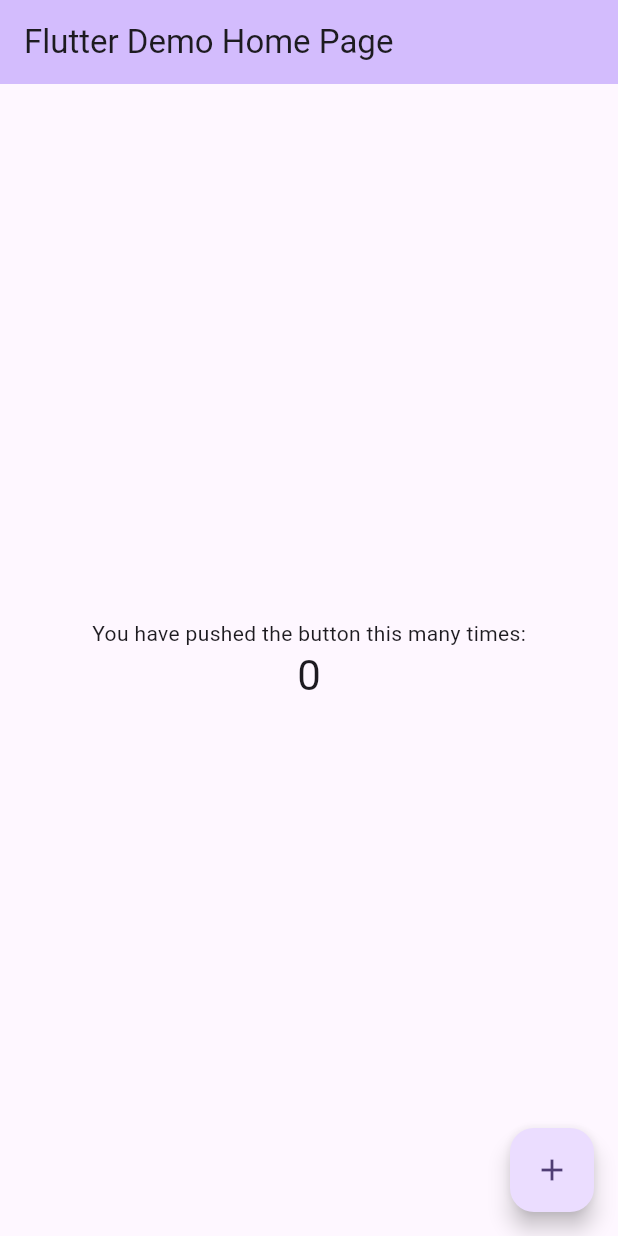
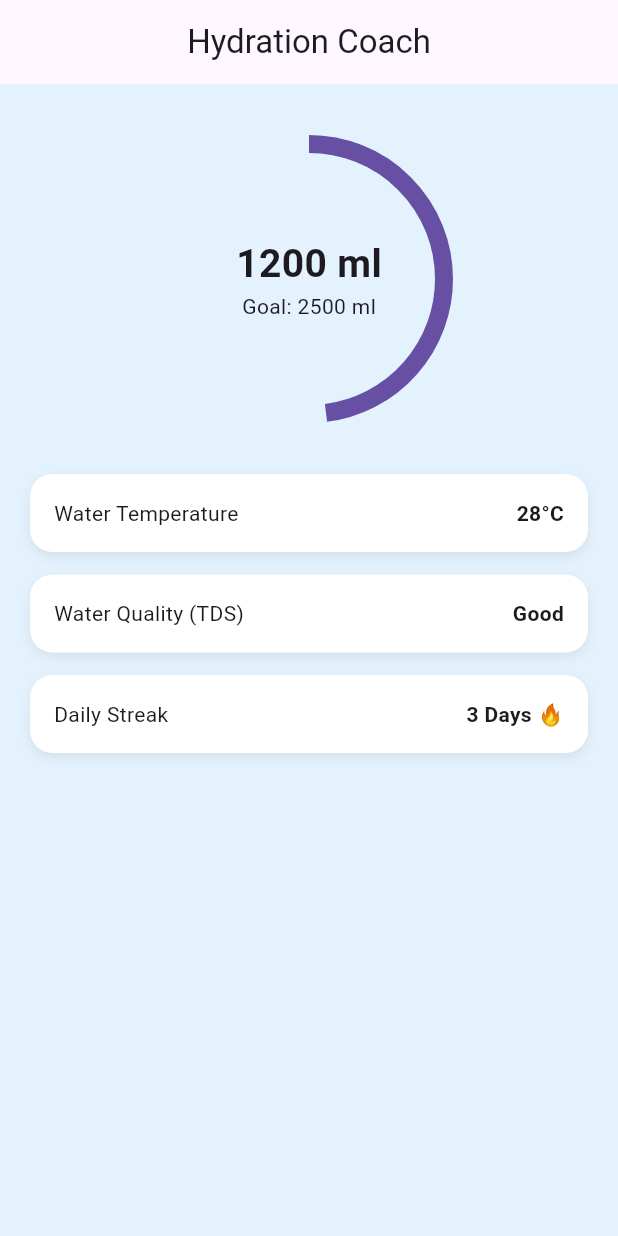
Before and after one commit to inojBhashitha/Smart-Water-Bottle-IoT, a Flutter app: the screen it shows after launch, on a phone screen of 412 x 824 dp. Run offline on Flutter 3.47's test engine with Material 3 defaults, Android fonts, the phone set to English and light mode, and no system bars.

Commit message:
Add hydration progress UI and dashboard cards

```diff
--- a/mobile-app/smart_water_bottle_app/lib/main.dart
+++ b/mobile-app/smart_water_bottle_app/lib/main.dart
@@ -1,125 +1,18 @@
 import 'package:flutter/material.dart';
+import 'screens/home_screen.dart';
 
 void main() {
-  runApp(const MyApp());
+  runApp(const SmartWaterBottleApp());
 }
 
-class MyApp extends StatelessWidget {
-  const MyApp({super.key});
+class SmartWaterBottleApp extends StatelessWidget {
+  const SmartWaterBottleApp({super.key});
 
-  // This widget is the root of your application.
   @override
   Widget build(BuildContext context) {
-    return MaterialApp(
-      title: 'Flutter Demo',
-      theme: ThemeData(
-        // This is the theme of your application.
-        //
-        // TRY THIS: Try running your application with "flutter run". You'll see
-        // the application has a purple toolbar. Then, without quitting the app,
-        // try changing the seedColor in the colorScheme below to Colors.green
-        // and then invoke "hot reload" (save your changes or press the "hot
-        // reload" button in a Flutter-supported IDE, or press "r" if you used
-        // the command line to start the app).
-        //
-        // Notice that the counter didn't reset back to zero; the application
-        // state is not lost during the reload. To reset the state, use hot
-        // restart instead.
-        //
-        // This works for code too, not just values: Most code changes can be
-        // tested with just a hot reload.
-        colorScheme: ColorScheme.fromSeed(seedColor: Colors.deepPurple),
-        useMaterial3: true,
-      ),
-      home: const MyHomePage(title: 'Flutter Demo Home Page'),
+    return const MaterialApp(
+      debugShowCheckedModeBanner: false,
+      home: HomeScreen(),
     );
   }
 }
-
-class MyHomePage extends StatefulWidget {
-  const MyHomePage({super.key, required this.title});
-
-  // This widget is the home page of your application. It is stateful, meaning
-  // that it has a State object (defined below) that contains fields that affect
-  // how it looks.
-
-  // This class is the configuration for the state. It holds the values (in this
-  // case the title) provided by the parent (in this case the App widget) and
-  // used by the build method of the State. Fields in a Widget subclass are
-  // always marked "final".
-
-  final String title;
-
-  @override
-  State<MyHomePage> createState() => _MyHomePageState();
-}
-
-class _MyHomePageState extends State<MyHomePage> {
-  int _counter = 0;
-
-  void _incrementCounter() {
-    setState(() {
-      // This call to setState tells the Flutter framework that something has
-      // changed in this State, which causes it to rerun the build method below
-      // so that the display can reflect the updated values. If we changed
-      // _counter without calling setState(), then the build method would not be
-      // called again, and so nothing would appear to happen.
-      _counter++;
-    });
-  }
-
-  @override
-  Widget build(BuildContext context) {
-    // This method is rerun every time setState is called, for instance as done
-    // by the _incrementCounter method above.
-    //
-    // The Flutter framework has been optimized to make rerunning build methods
-    // fast, so that you can just rebuild anything that needs updating rather
-    // than having to individually change instances of widgets.
-    return Scaffold(
-      appBar: AppBar(
-        // TRY THIS: Try changing the color here to a specific color (to
-        // Colors.amber, perhaps?) and trigger a hot reload to see the AppBar
-        // change color while the other colors stay the same.
-        backgroundColor: Theme.of(context).colorScheme.inversePrimary,
-        // Here we take the value from the MyHomePage object that was created by
-        // the App.build method, and use it to set our appbar title.
-        title: Text(widget.title),
-      ),
-      body: Center(
-        // Center is a layout widget. It takes a single child and positions it
-        // in the middle of the parent.
-        child: Column(
-          // Column is also a layout widget. It takes a list of children and
-          // arranges them vertically. By default, it sizes itself to fit its
-          // children horizontally, and tries to be as tall as its parent.
-          //
-          // Column has various properties to control how it sizes itself and
-          // how it positions its children. Here we use mainAxisAlignment to
-          // center the children vertically; the main axis here is the vertical
-          // axis because Columns are vertical (the cross axis would be
-          // horizontal).
-          //
-          // TRY THIS: Invoke "debug painting" (choose the "Toggle Debug Paint"
-          // action in the IDE, or press "p" in the console), to see the
-          // wireframe for each widget.
-          mainAxisAlignment: MainAxisAlignment.center,
-          children: <Widget>[
-            const Text(
-              'You have pushed the button this many times:',
-            ),
-            Text(
-              '$_counter',
-              style: Theme.of(context).textTheme.headlineMedium,
-            ),
-          ],
-        ),
-      ),
-      floatingActionButton: FloatingActionButton(
-        onPressed: _incrementCounter,
-        tooltip: 'Increment',
-        child: const Icon(Icons.add),
-      ), // This trailing comma makes auto-formatting nicer for build methods.
-    );
-  }
-}
--- /dev/null
+++ b/mobile-app/smart_water_bottle_app/lib/screens/home_screen.dart
@@ -0,0 +1,91 @@
+import 'package:flutter/material.dart';
+
+class HomeScreen extends StatelessWidget {
+  const HomeScreen({super.key});
+
+  @override
+  Widget build(BuildContext context) {
+    double intake = 1200;
+    double goal = 2500;
+    double progress = intake / goal;
+
+    return Scaffold(
+      backgroundColor: Colors.blue[50],
+      appBar: AppBar(
+        title: const Text("Hydration Coach"),
+        centerTitle: true,
+      ),
+      body: Padding(
+        padding: const EdgeInsets.all(20),
+        child: Column(
+          children: [
+            const SizedBox(height: 20),
+
+            // Hydration Progress Circle
+            Stack(
+              alignment: Alignment.center,
+              children: [
+                SizedBox(
+                  width: 180,
+                  height: 180,
+                  child: CircularProgressIndicator(
+                    value: progress,
+                    strokeWidth: 12,
+                  ),
+                ),
+                Column(
+                  children: [
+                    Text(
+                      "${intake.toInt()} ml",
+                      style: const TextStyle(
+                        fontSize: 26,
+                        fontWeight: FontWeight.bold,
+                      ),
+                    ),
+                    Text("Goal: ${goal.toInt()} ml"),
+                  ],
+                ),
+              ],
+            ),
+
+            const SizedBox(height: 40),
+
+            infoCard("Water Temperature", "28°C"),
+            const SizedBox(height: 15),
+            infoCard("Water Quality (TDS)", "Good"),
+            const SizedBox(height: 15),
+            infoCard("Daily Streak", "3 Days 🔥"),
+          ],
+        ),
+      ),
+    );
+  }
+
+  Widget infoCard(String title, String value) {
+    return Container(
+      width: double.infinity,
+      padding: const EdgeInsets.all(16),
+      decoration: BoxDecoration(
+        color: Colors.white,
+        borderRadius: BorderRadius.circular(15),
+        boxShadow: [
+          BoxShadow(
+            color: Colors.grey.withOpacity(0.2),
+            blurRadius: 6,
+            offset: const Offset(0, 3),
+          ),
+        ],
+      ),
+      child: Row(
+        mainAxisAlignment: MainAxisAlignment.spaceBetween,
+        children: [
+          Text(title),
+          Text(
+            value,
+            style: const TextStyle(fontWeight: FontWeight.bold),
+          ),
+        ],
+      ),
+    );
+  }
+}
```
Also changed, not shown: 1 other file.
